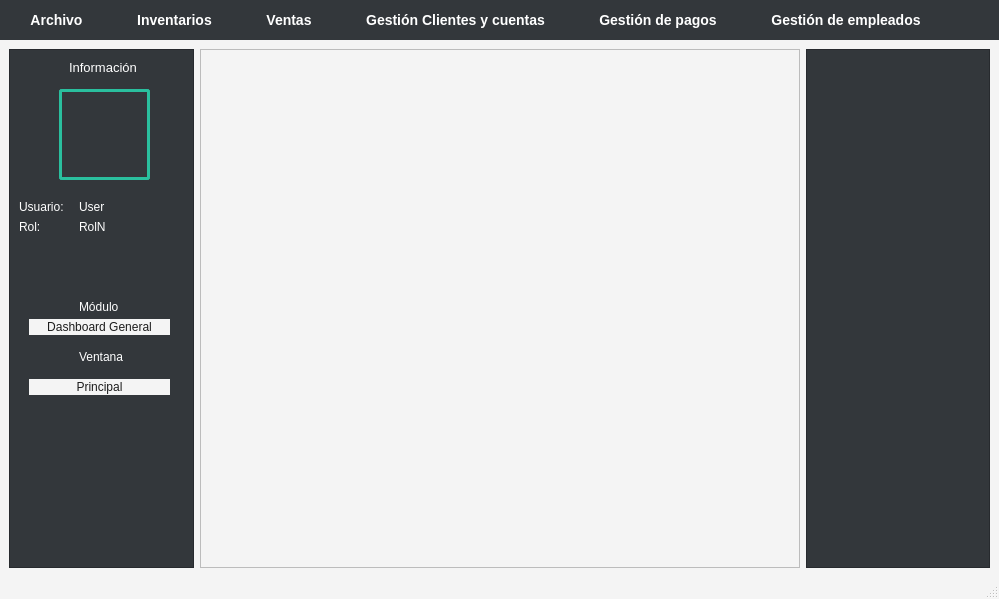
Above: gui/main.ui from JhoelFernandoIM/GRIFO_TUSINO before the change. Below: the same form after it.
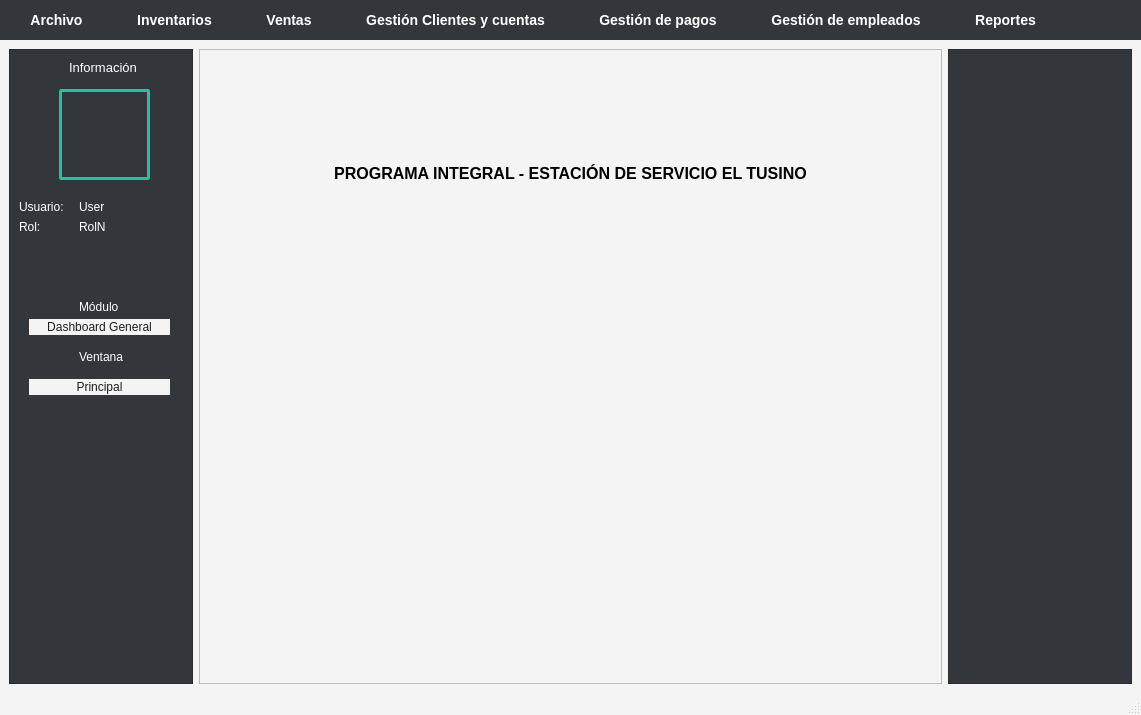
That is the form after the change. Icons and pictures are not drawn.

Commit message: mejorando dashboar principal

What changed in the file:
```diff
--- a/gui/main.ui
+++ b/gui/main.ui
@@ -6,10 +6,22 @@
    <rect>
     <x>0</x>
     <y>0</y>
-    <width>999</width>
-    <height>599</height>
+    <width>1141</width>
+    <height>715</height>
    </rect>
   </property>
+  <property name="sizePolicy">
+   <sizepolicy hsizetype="Preferred" vsizetype="Preferred">
+    <horstretch>0</horstretch>
+    <verstretch>0</verstretch>
+   </sizepolicy>
+  </property>
+  <property name="minimumSize">
+   <size>
+    <width>0</width>
+    <height>0</height>
+   </size>
+  </property>
   <property name="font">
    <font>
     <pointsize>10</pointsize>
@@ -109,6 +121,12 @@
    <layout class="QHBoxLayout" name="horizontalLayout">
     <item>
      <widget class="QFrame" name="frame_3">
+      <property name="minimumSize">
+       <size>
+        <width>184</width>
+        <height>516</height>
+       </size>
+      </property>
       <property name="maximumSize">
        <size>
         <width>200</width>
@@ -352,10 +370,16 @@
     </item>
     <item>
      <widget class="QFrame" name="frame">
+      <property name="sizePolicy">
+       <sizepolicy hsizetype="Preferred" vsizetype="Preferred">
+        <horstretch>0</horstretch>
+        <verstretch>0</verstretch>
+       </sizepolicy>
+      </property>
       <property name="minimumSize">
        <size>
         <width>600</width>
-        <height>0</height>
+        <height>500</height>
        </size>
       </property>
       <property name="maximumSize">
@@ -373,10 +397,127 @@
       <property name="frameShadow">
        <enum>QFrame::Shadow::Raised</enum>
       </property>
+      <layout class="QVBoxLayout" name="verticalLayout_2">
+       <item>
+        <widget class="QStackedWidget" name="stackedWidget">
+         <property name="sizePolicy">
+          <sizepolicy hsizetype="Expanding" vsizetype="Expanding">
+           <horstretch>0</horstretch>
+           <verstretch>0</verstretch>
+          </sizepolicy>
+         </property>
+         <property name="minimumSize">
+          <size>
+           <width>300</width>
+           <height>100</height>
+          </size>
+         </property>
+         <property name="currentIndex">
+          <number>0</number>
+         </property>
+         <widget class="QWidget" name="pagePrincipal">
+          <property name="sizePolicy">
+           <sizepolicy hsizetype="Expanding" vsizetype="Expanding">
+            <horstretch>0</horstretch>
+            <verstretch>0</verstretch>
+           </sizepolicy>
+          </property>
+          <layout class="QGridLayout" name="gridLayout">
+           <item row="4" column="0">
+            <spacer name="verticalSpacer_2">
+             <property name="orientation">
+              <enum>Qt::Orientation::Vertical</enum>
+             </property>
+             <property name="sizeType">
+              <enum>QSizePolicy::Policy::Fixed</enum>
+             </property>
+             <property name="sizeHint" stdset="0">
+              <size>
+               <width>20</width>
+               <height>200</height>
+              </size>
+             </property>
+            </spacer>
+           </item>
+           <item row="0" column="0">
+            <spacer name="verticalSpacer">
+             <property name="orientation">
+              <enum>Qt::Orientation::Vertical</enum>
+             </property>
+             <property name="sizeType">
+              <enum>QSizePolicy::Policy::Fixed</enum>
+             </property>
+             <property name="sizeHint" stdset="0">
+              <size>
+               <width>20</width>
+               <height>40</height>
+              </size>
+             </property>
+            </spacer>
+           </item>
+           <item row="2" column="0">
+            <widget class="QLabel" name="labelPortada">
+             <property name="sizePolicy">
+              <sizepolicy hsizetype="Maximum" vsizetype="Minimum">
+               <horstretch>0</horstretch>
+               <verstretch>0</verstretch>
+              </sizepolicy>
+             </property>
+             <property name="minimumSize">
+              <size>
+               <width>460</width>
+               <height>220</height>
+              </size>
+             </property>
+             <property name="maximumSize">
+              <size>
+               <width>960</width>
+               <height>540</height>
+              </size>
+             </property>
+             <property name="text">
+              <string/>
+             </property>
+             <property name="pixmap">
+              <pixmap resource="../resources/imagenes.qrc">:/xy/images/banner_tusino.jpg</pixmap>
+             </property>
+            </widget>
+           </item>
+           <item row="1" column="0">
+            <widget class="QLabel" name="label_8">
+             <property name="font">
+              <font>
+               <family>Segoe UI</family>
+               <pointsize>12</pointsize>
+               <italic>false</italic>
+               <bold>true</bold>
+              </font>
+             </property>
+             <property name="text">
+              <string>PROGRAMA INTEGRAL - ESTACIÓN DE SERVICIO EL TUSINO</string>
+             </property>
+             <property name="alignment">
+              <set>Qt::AlignmentFlag::AlignCenter</set>
+             </property>
+            </widget>
+           </item>
+          </layout>
+         </widget>
+         <widget class="QWidget" name="page_2"/>
+         <widget class="QWidget" name="page"/>
+        </widget>
+       </item>
+      </layout>
      </widget>
     </item>
     <item>
      <widget class="QFrame" name="frame_2">
+      <property name="minimumSize">
+       <size>
+        <width>184</width>
+        <height>516</height>
+       </size>
+      </property>
       <property name="maximumSize">
        <size>
         <width>200</width>
@@ -410,6 +551,9 @@
        <property name="scaledContents">
         <bool>true</bool>
        </property>
+       <property name="wordWrap">
+        <bool>false</bool>
+       </property>
       </widget>
      </widget>
     </item>
@@ -420,7 +564,7 @@
     <rect>
      <x>0</x>
      <y>0</y>
-     <width>999</width>
+     <width>1141</width>
      <height>44</height>
     </rect>
    </property>
```
Left out of the diff: 9 changed lines with no effect on the pictures. The commit also changes 11 other files.
